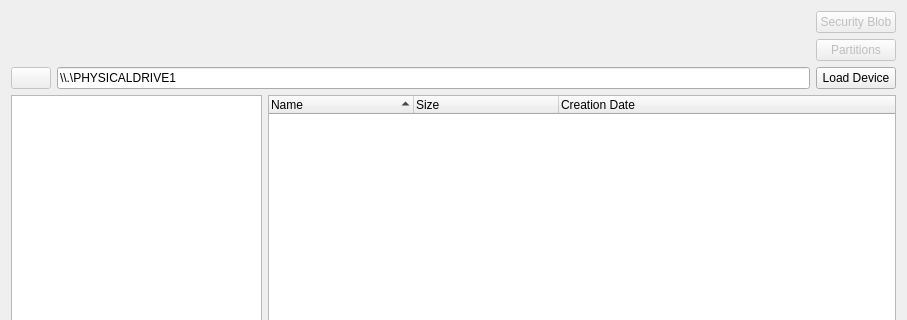
The window that Velocity/deviceviewer.ui (hetelek/Velocity) describes before a commit, drawn with Qt 5; both pictures show x 0 to 907 and y 0 to 320 of the 907 by 570 pixel window.
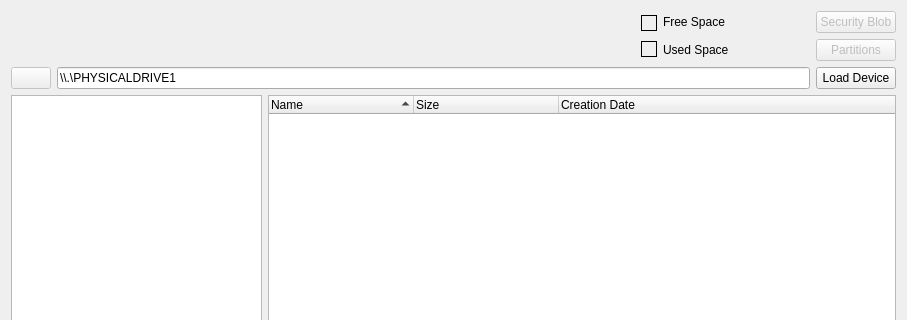
The same window after the commit. Icons and pictures are not drawn.

Commit message: Added pie chart to show free space

Patch:
```diff
--- a/Velocity/deviceviewer.ui
+++ b/Velocity/deviceviewer.ui
@@ -19,9 +19,9 @@
   <property name="windowTitle">
    <string>Device Viewer</string>
   </property>
-  <layout class="QVBoxLayout" name="verticalLayout_3">
+  <layout class="QVBoxLayout" name="verticalLayout_5">
    <item>
-    <layout class="QHBoxLayout" name="horizontalLayout_2">
+    <layout class="QHBoxLayout" name="horizontalLayout_3">
      <item>
       <widget class="QLabel" name="label">
        <property name="minimumSize">
@@ -60,6 +60,113 @@
        </property>
       </spacer>
      </item>
+     <item>
+      <layout class="QHBoxLayout" name="horizontalLayout_2">
+       <item>
+        <layout class="QVBoxLayout" name="verticalLayout_3">
+         <item>
+          <widget class="QLabel" name="imgFreeMem">
+           <property name="sizePolicy">
+            <sizepolicy hsizetype="Preferred" vsizetype="Preferred">
+             <horstretch>5</horstretch>
+             <verstretch>0</verstretch>
+            </sizepolicy>
+           </property>
+           <property name="minimumSize">
+            <size>
+             <width>16</width>
+             <height>16</height>
+            </size>
+           </property>
+           <property name="maximumSize">
+            <size>
+             <width>16</width>
+             <height>16</height>
+            </size>
+           </property>
+           <property name="frameShape">
+            <enum>QFrame::Box</enum>
+           </property>
+           <property name="text">
+            <string/>
+           </property>
+          </widget>
+         </item>
+         <item>
+          <widget class="QLabel" name="imgUsedMem">
+           <property name="sizePolicy">
+            <sizepolicy hsizetype="Preferred" vsizetype="Preferred">
+             <horstretch>5</horstretch>
+             <verstretch>0</verstretch>
+            </sizepolicy>
+           </property>
+           <property name="minimumSize">
+            <size>
+             <width>16</width>
+             <height>16</height>
+            </size>
+           </property>
+           <property name="maximumSize">
+            <size>
+             <width>16</width>
+             <height>16</height>
+            </size>
+           </property>
+           <property name="frameShape">
+            <enum>QFrame::Box</enum>
+           </property>
+           <property name="text">
+            <string/>
+           </property>
+          </widget>
+         </item>
+        </layout>
+       </item>
+       <item>
+        <layout class="QVBoxLayout" name="verticalLayout_4">
+         <item>
+          <widget class="QLabel" name="lblFeeMemory">
+           <property name="text">
+            <string>Free Space</string>
+           </property>
+          </widget>
+         </item>
+         <item>
+          <widget class="QLabel" name="lblUsedSpace">
+           <property name="text">
+            <string>Used Space</string>
+           </property>
+          </widget>
+         </item>
+        </layout>
+       </item>
+      </layout>
+     </item>
+     <item>
+      <widget class="QLabel" name="imgPiechart">
+       <property name="minimumSize">
+        <size>
+         <width>75</width>
+         <height>50</height>
+        </size>
+       </property>
+       <property name="maximumSize">
+        <size>
+         <width>75</width>
+         <height>50</height>
+        </size>
+       </property>
+       <property name="frameShape">
+        <enum>QFrame::NoFrame</enum>
+       </property>
+       <property name="text">
+        <string/>
+       </property>
+       <property name="scaledContents">
+        <bool>true</bool>
+       </property>
+      </widget>
+     </item>
      <item>
       <layout class="QVBoxLayout" name="verticalLayout_2">
        <item>
```
Left out of the diff: 12 changed lines with no effect on the pictures. The commit also changes 5 other files.
